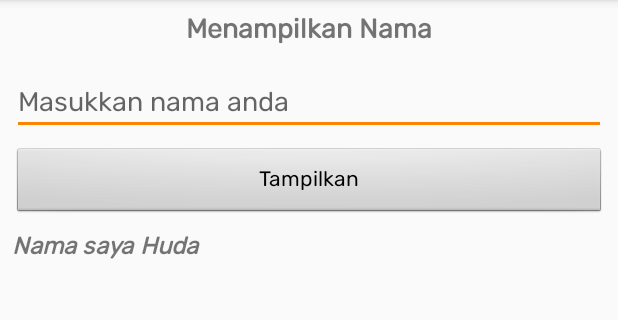
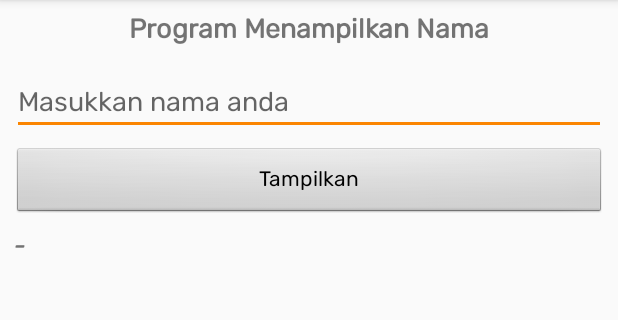
Before and after one commit to chuda27/BasicAndroidApp, an Android app: the ShowNameActivity screen opened directly, with no data from a screen before it, on a phone screen of 412 x 824 dp, the part 84-404 px from its top. Run offline under Robolectric (Android 15) with nearby library versions, the phone set to English and light mode, and no system bars; 1 statement that could not run was skipped.

Commit message:
Update: - Update Activity Title

```diff
--- a/app/src/main/java/com/choirulhuda/basic/CalculatorActivity.java
+++ b/app/src/main/java/com/choirulhuda/basic/CalculatorActivity.java
@@ -10,5 +10,7 @@ public class CalculatorActivity extends AppCompatActivity {
     protected void onCreate(Bundle savedInstanceState) {
         super.onCreate(savedInstanceState);
         setContentView(R.layout.activity_calculator);
+
+        getActionBar().setTitle("Kalkulator");
     }
 }
--- a/app/src/main/java/com/choirulhuda/basic/ShowNameActivity.java
+++ b/app/src/main/java/com/choirulhuda/basic/ShowNameActivity.java
@@ -20,6 +20,8 @@ public class ShowNameActivity extends AppCompatActivity {
         super.onCreate(savedInstanceState);
         setContentView(R.layout.activity_show_name);
 
+        getActionBar().setTitle("Tampil Nama");
+
         edtInputName = findViewById(R.id.edt_input_name);
         btnShowName = findViewById(R.id.btn_show_name);
         tvResultName = findViewById(R.id.tv_result_name);
--- a/app/src/main/res/layout/activity_show_name.xml
+++ b/app/src/main/res/layout/activity_show_name.xml
@@ -48,7 +48,7 @@
         android:layout_width="0dp"
         android:layout_height="wrap_content"
         android:layout_marginTop="8dp"
-        android:text="Nama saya Huda"
+        android:text="-"
         android:textSize="16sp"
         android:textStyle="bold|italic"
         app:layout_constraintEnd_toEndOf="@+id/edt_input_name"
--- a/app/src/main/res/values/strings.xml
+++ b/app/src/main/res/values/strings.xml
@@ -1,6 +1,6 @@
 <resources>
     <string name="app_name">Basic</string>
-    <string name="menampilkan_nama">Menampilkan Nama</string>
+    <string name="menampilkan_nama">Program Menampilkan Nama</string>
     <string name="masukkan_nama_anda">Masukkan nama anda</string>
     <string name="tampilkan">Tampilkan</string>
     <string name="kolom_tidak_boleh_kosong">Kolom tidak boleh kosong!</string>
```
Also changed, not shown: app/src/main/java/com/choirulhuda/basic/ListCountryActivity.java (+5 -5 lines), app/src/main/java/com/choirulhuda/basic/MainActivity.java (+4 -7 lines).
